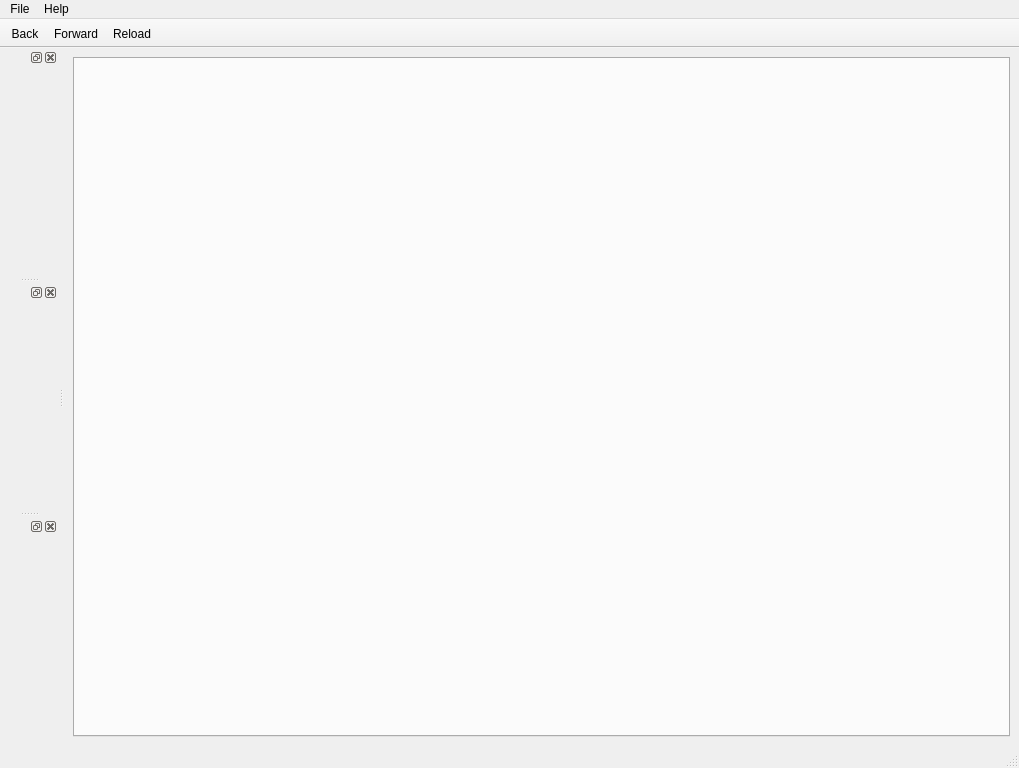
Above: ui/home.ui from wuyue92tree/beyond_web before the change. Below: the same form after it.
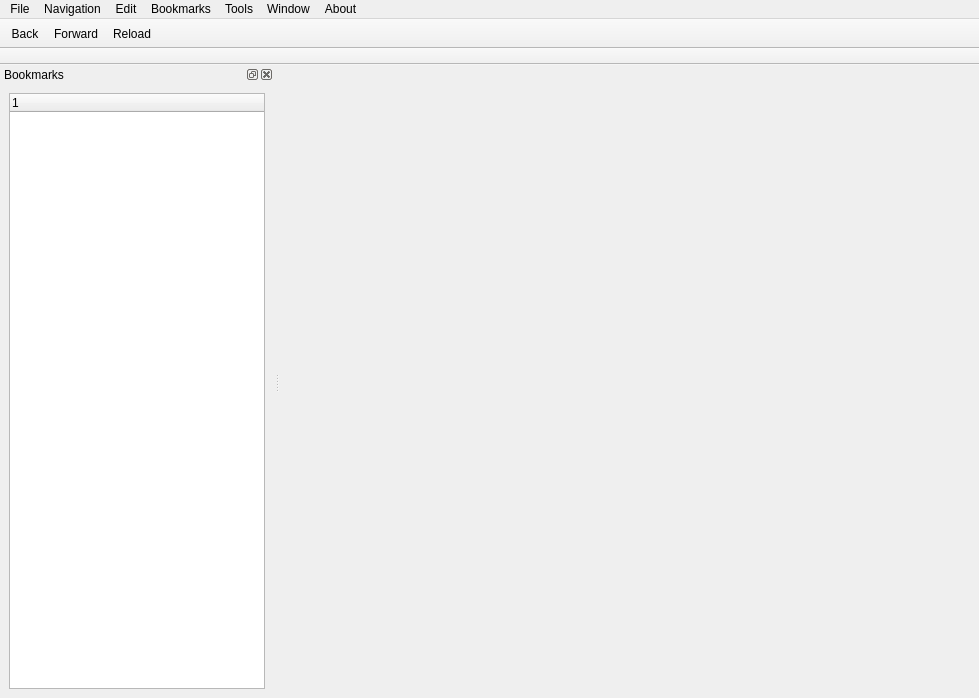
That is the form after the change. Custom widgets are drawn as their Qt base class.

```diff
--- a/ui/home.ui
+++ b/ui/home.ui
@@ -6,30 +6,52 @@
    <rect>
     <x>0</x>
     <y>0</y>
-    <width>1019</width>
-    <height>768</height>
+    <width>979</width>
+    <height>698</height>
    </rect>
   </property>
   <property name="windowTitle">
    <string>Home</string>
   </property>
-  <widget class="QWidget" name="centralwidget">
-   <layout class="QGridLayout" name="gridLayout">
-    <item row="0" column="0">
-     <widget class="BrowserTabWidget" name="browserTabWidget">
-      <property name="currentIndex">
-       <number>-1</number>
-      </property>
-     </widget>
-    </item>
-   </layout>
+  <widget class="QWidget" name="centralwidget"/>
+  <widget class="QDockWidget" name="_bookmark_dock">
+   <property name="windowTitle">
+    <string>Bookmarks</string>
+   </property>
+   <attribute name="dockWidgetArea">
+    <number>1</number>
+   </attribute>
+   <widget class="QWidget" name="dockWidgetContents">
+    <layout class="QVBoxLayout" name="verticalLayout">
+     <item>
+      <widget class="BookmarkWidget" name="_bookmark_widget"/>
+     </item>
+    </layout>
+   </widget>
   </widget>
-  <widget class="QMenuBar" name="menubar">
+  <widget class="QToolBar" name="_tool_bar">
+   <property name="windowTitle">
+    <string>ToolBar</string>
+   </property>
+   <property name="movable">
+    <bool>false</bool>
+   </property>
+   <attribute name="toolBarArea">
+    <enum>TopToolBarArea</enum>
+   </attribute>
+   <attribute name="toolBarBreak">
+    <bool>false</bool>
+   </attribute>
+   <addaction name="actionBack"/>
+   <addaction name="actionForward"/>
+   <addaction name="actionReload"/>
+  </widget>
+  <widget class="QMenuBar" name="_menu">
    <property name="geometry">
     <rect>
      <x>0</x>
      <y>0</y>
-     <width>1019</width>
+     <width>979</width>
      <height>22</height>
     </rect>
    </property>
@@ -39,14 +61,55 @@
     </property>
     <addaction name="actionOpen"/>
    </widget>
-   <widget class="QMenu" name="menuhelp">
+   <widget class="QMenu" name="menuNavigation">
     <property name="title">
-     <string>Help</string>
+     <string>Navigation</string>
     </property>
-    <addaction name="actionAbout"/>
+    <addaction name="actionNew_Tab"/>
+    <addaction name="actionClose_Current_Tab"/>
+    <addaction name="actionHistory"/>
+   </widget>
+   <widget class="QMenu" name="menuEdit">
+    <property name="title">
+     <string>Edit</string>
+    </property>
+    <addaction name="actionFind"/>
+   </widget>
+   <widget class="QMenu" name="menuBookmarks">
+    <property name="title">
+     <string>Bookmarks</string>
+    </property>
+    <addaction name="actionAdd_Bookmark"/>
+    <addaction name="actionAdd_Bookmark_to_Tool_Bar"/>
+    <addaction name="separator"/>
+   </widget>
+   <widget class="QMenu" name="menuTools">
+    <property name="title">
+     <string>Tools</string>
+    </property>
+    <addaction name="actionOpen_Downloads"/>
+   </widget>
+   <widget class="QMenu" name="menuWindow">
+    <property name="title">
+     <string>Window</string>
+    </property>
+    <addaction name="actionZoom_In"/>
+    <addaction name="actionZoom_Out"/>
+    <addaction name="actionReset_Zoom"/>
+   </widget>
+   <widget class="QMenu" name="menuAbout">
+    <property name="title">
+     <string>About</string>
+    </property>
+    <addaction name="actionAbout_byondWeb"/>
    </widget>
    <addaction name="menuFile"/>
-   <addaction name="menuhelp"/>
+   <addaction name="menuNavigation"/>
+   <addaction name="menuEdit"/>
+   <addaction name="menuBookmarks"/>
+   <addaction name="menuTools"/>
+   <addaction name="menuWindow"/>
+   <addaction name="menuAbout"/>
   </widget>
   <widget class="QToolBar" name="toolBar">
    <property name="windowTitle">
@@ -59,41 +122,9 @@
     <enum>TopToolBarArea</enum>
    </attribute>
    <attribute name="toolBarBreak">
-    <bool>false</bool>
+    <bool>true</bool>
    </attribute>
-   <addaction name="actionBack"/>
-   <addaction name="actionForward"/>
-   <addaction name="actionReload"/>
   </widget>
-  <widget class="QStatusBar" name="statusBar"/>
-  <widget class="QDockWidget" name="dockWidget">
-   <attribute name="dockWidgetArea">
-    <number>1</number>
-   </attribute>
-   <widget class="QWidget" name="dockWidgetContents"/>
-  </widget>
-  <widget class="QDockWidget" name="dockWidget_2">
-   <attribute name="dockWidgetArea">
-    <number>1</number>
-   </attribute>
-   <widget class="QWidget" name="dockWidgetContents_2"/>
-  </widget>
-  <widget class="QDockWidget" name="dockWidget_3">
-   <attribute name="dockWidgetArea">
-    <number>1</number>
-   </attribute>
-   <widget class="QWidget" name="dockWidgetContents_3"/>
-  </widget>
-  <action name="actionOpen">
-   <property name="text">
-    <string>Exit</string>
-   </property>
-  </action>
-  <action name="actionEdit">
-   <property name="text">
-    <string>Edit</string>
-   </property>
-  </action>
   <action name="actionAbout">
    <property name="text">
     <string>About</string>
@@ -117,10 +148,9 @@
  </widget>
  <customwidgets>
   <customwidget>
-   <class>BrowserTabWidget</class>
-   <extends>QTabWidget</extends>
-   <header>widgets.browsertabwidget.h</header>
-   <container>1</container>
+   <class>BookmarkWidget</class>
+   <extends>QTreeWidget</extends>
+   <header>widgets.bookmarkwidget.h</header>
   </customwidget>
  </customwidgets>
  <resources/>
```
Left out of the diff: 98 changed lines with no effect on the pictures.
